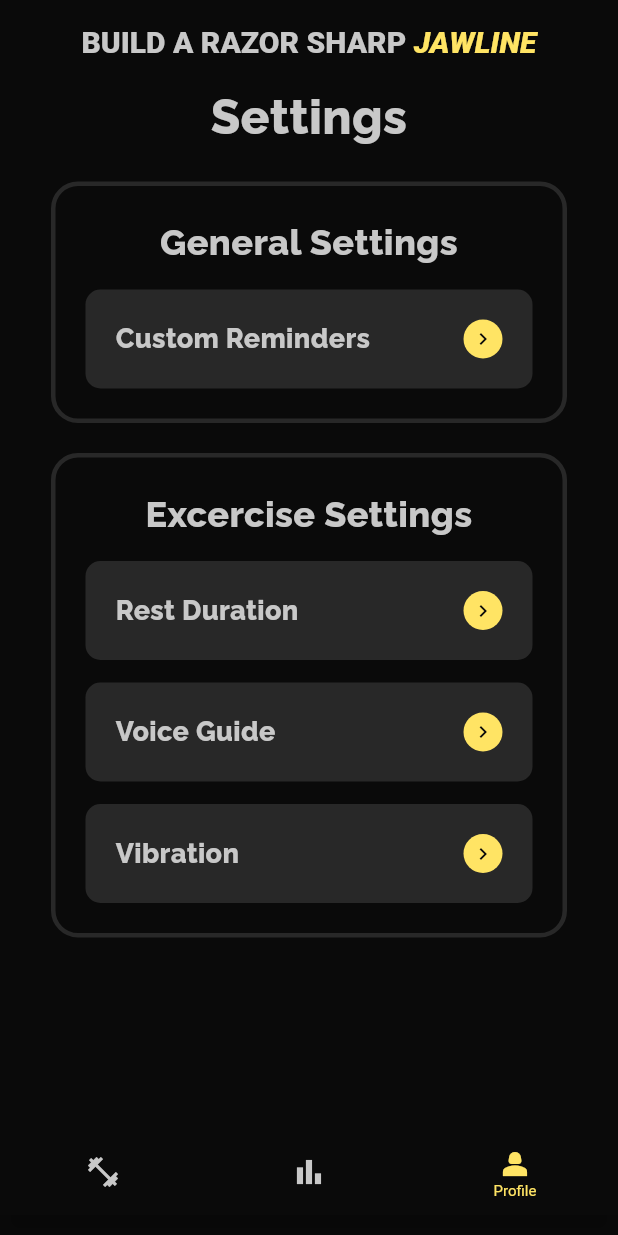
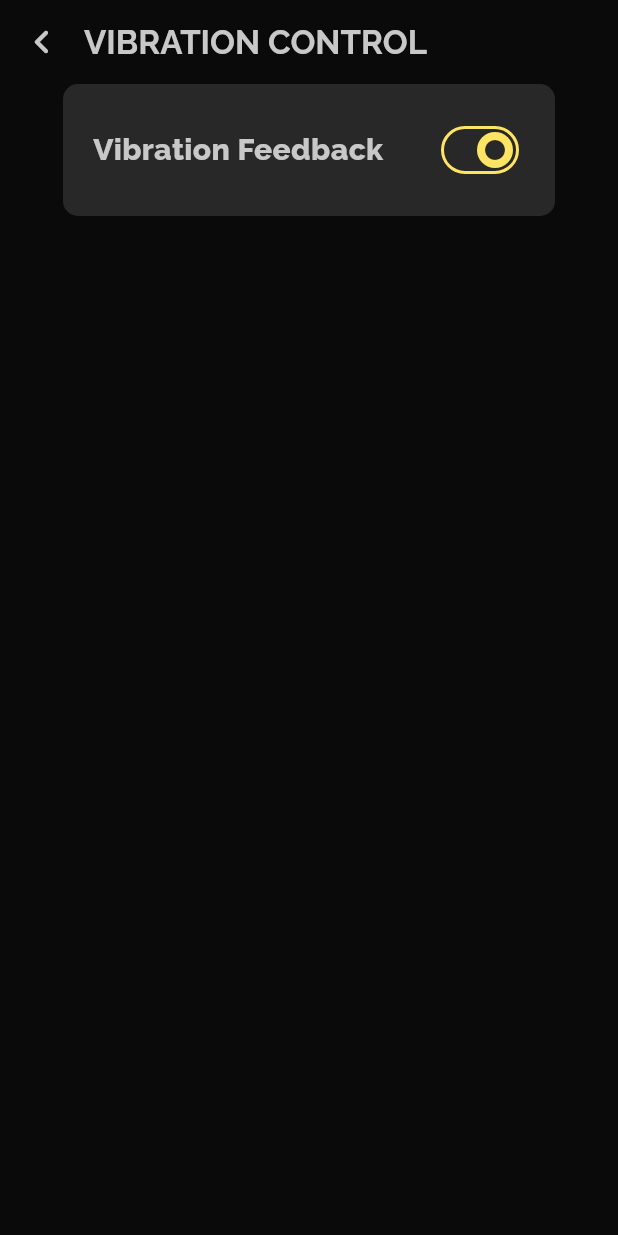
Before and after one commit to mmaazrana/jawline_fitness, a Flutter app: the Home screen opened directly, item 3 of the bottom bar chosen, after a tap on "Vibration", on a phone screen of 412 x 824 dp. Run offline on Flutter 3.47's test engine with Material 2 defaults, Android fonts, the phone set to English and light mode, and no system bars; our stand-ins replace animated_splash_screen, email_validator, firebase_auth, flutter_local_notifications, flutter_svg, permission_handler and 1 more; missing offline and left inert: alarm, infinite_listview; accounts and stored records are empty.

Commit message:
added vibration control toggle and linked it to shared preferences

```diff
--- /dev/null
+++ b/lib/screens/vibration_control.dart
@@ -0,0 +1,42 @@
+import 'package:flutter/material.dart';
+import 'package:jawline_fitness/widgets/cards/toggle_card.dart';
+
+import '../utils/colors.dart';
+
+class VibrationControl extends StatelessWidget {
+  const VibrationControl({super.key});
+
+  @override
+  Widget build(BuildContext context) {
+    return Scaffold(
+      backgroundColor: AppColors.lightBlack,
+      appBar: AppBar(
+        title: const Text(
+          "VIBRATION CONTROL",
+          style: TextStyle(
+            fontWeight: FontWeight.bold,
+          ),
+        ),
+        backgroundColor: AppColors.lightBlack,
+        foregroundColor: AppColors.grey,
+        leading: IconButton(
+          icon: const Icon(
+            Icons.chevron_left_rounded,
+            size: 32,
+          ),
+          onPressed: () => Navigator.pop(context),
+        ),
+        titleSpacing: 0,
+      ),
+      body: const Padding(
+        padding: EdgeInsets.fromLTRB(42, 0, 42, 0),
+        child: SingleChildScrollView(
+          child: Column(children: [
+            ToggleCard(),
+          ]),
+        ),
+      ),
+    );
+    ;
+  }
+}
--- a/lib/utils/routes.dart
+++ b/lib/utils/routes.dart
@@ -6,4 +6,5 @@ class AppRoutes {
   static const String restScreen = '/rest';
   static const String completeScreen = '/complete';
   static const String reminders = '/reminders';
+  static const String vibrationControl = '/vibrationControl';
 }
--- a/lib/widgets/bottom_sheets/rest_duration_bottom_sheet.dart
+++ b/lib/widgets/bottom_sheets/rest_duration_bottom_sheet.dart
@@ -15,7 +15,7 @@ class RestDurationBottomSheet extends StatefulWidget {
 }
 
 class _RestDurationBottomSheetState extends State<RestDurationBottomSheet> {
-  int currentRestDuration = 20;
+  late int currentRestDuration;
 
   @override
   void initState() {
--- /dev/null
+++ b/lib/widgets/cards/toggle_card.dart
@@ -0,0 +1,75 @@
+import 'package:flutter/material.dart';
+import 'package:shared_preferences/shared_preferences.dart';
+
+import '../../utils/colors.dart';
+import '../switches/custom_switch.dart';
+
+class ToggleCard extends StatefulWidget {
+  const ToggleCard({super.key});
+
+  @override
+  State<ToggleCard> createState() => _ToggleCardState();
+}
+
+class _ToggleCardState extends State<ToggleCard> {
+  late bool isVibrationEnabled;
+
+  @override
+  void initState() {
+    super.initState();
+    _loadData();
+  }
+
+  Future<void> _loadData() async {
+    SharedPreferences prefs = await SharedPreferences.getInstance();
+    bool isVibrationEnabledData = prefs.getBool('isVibrationEnabled') ?? true;
+    setState(() {
+      isVibrationEnabled = isVibrationEnabledData;
+    });
+  }
+
+  void toggleVibration(bool value) async {
+    SharedPreferences prefs = await SharedPreferences.getInstance();
+    setState(() {
+      isVibrationEnabled = value;
+    });
+    prefs.setBool('isVibrationEnabled', isVibrationEnabled);
+  }
+
+  @override
+  Widget build(BuildContext context) {
+    return Container(
+      padding: const EdgeInsets.all(20),
+      decoration: BoxDecoration(
+        color: AppColors.darkGrey,
+        borderRadius: BorderRadius.circular(
+          10,
+        ),
+      ),
+      child: Row(
+        children: [
+          const Column(
+            crossAxisAlignment: CrossAxisAlignment.start,
+            children: [
+              Text(
+                "Vibration Feedback",
+                style: TextStyle(
+                  color: AppColors.grey,
+                  fontSize: 20,
+                  fontWeight: FontWeight.w800,
+                ),
+              ),
+            ],
+          ),
+          const Spacer(),
+          CustomSwitch(
+            reminder: isVibrationEnabled,
+            onEnable: () => toggleVibration(true),
+            onDisable: () => toggleVibration(false),
+          )
+        ],
+      ),
+    );
+    ;
+  }
+}
--- a/lib/widgets/home_pages/settings_page.dart
+++ b/lib/widgets/home_pages/settings_page.dart
@@ -83,7 +83,8 @@ class _SettingsPageState extends State<SettingsPage> {
                 const SizedBox(height: 15),
                 SettingCard(
                   text: "Vibration",
-                  onPressed: () {},
+                  onPressed: () =>
+                      Navigator.pushNamed(context, AppRoutes.vibrationControl),
                 ),
               ]),
             )
--- /dev/null
+++ b/lib/widgets/switches/custom_switch.dart
@@ -0,0 +1,48 @@
+import 'package:flutter/material.dart';
+
+import '../../utils/colors.dart';
+
+class CustomSwitch extends StatelessWidget {
+  final bool reminder;
+  final void Function() onEnable;
+  final void Function() onDisable;
+
+  const CustomSwitch({
+    super.key,
+    required this.reminder,
+    required this.onEnable,
+    required this.onDisable,
+  });
+
+  @override
+  Widget build(BuildContext context) {
+    return Switch(
+      value: reminder,
+      trackOutlineColor: MaterialStateProperty.all(
+        reminder ? AppColors.yellow : AppColors.grey,
+      ),
+      thumbIcon: MaterialStateProperty.all(
+        const Icon(
+          Icons.circle,
+          color: AppColors.darkGrey,
+        ),
+      ),
+      inactiveThumbColor: AppColors.grey,
+      inactiveTrackColor: AppColors.darkGrey,
+      activeTrackColor: AppColors.darkGrey,
+      focusColor: AppColors.yellow,
+      hoverColor: AppColors.yellow,
+      activeColor: AppColors.yellow,
+      overlayColor: MaterialStateProperty.all(
+        AppColors.yellow,
+      ),
+      onChanged: (bool value) {
+        if (value) {
+          onEnable();
+        } else {
+          onDisable();
+        }
+      },
+    );
+  }
+}
```
Also changed, not shown: lib/main.dart (+7 -2 lines), lib/widgets/cards/alarm_card.dart (+6 -33 lines).
